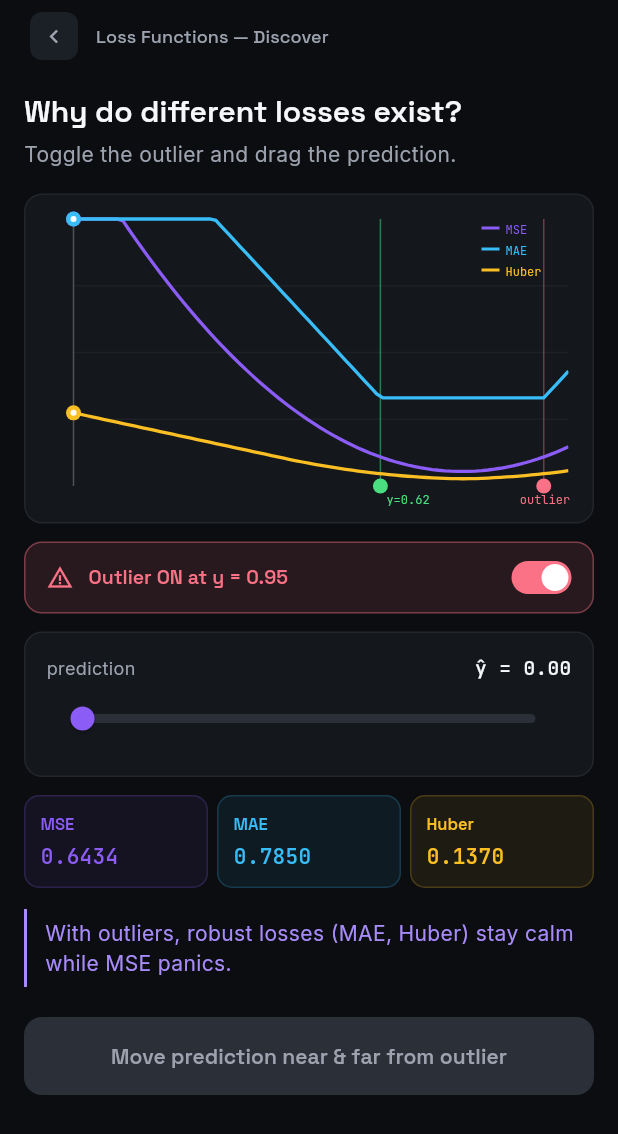
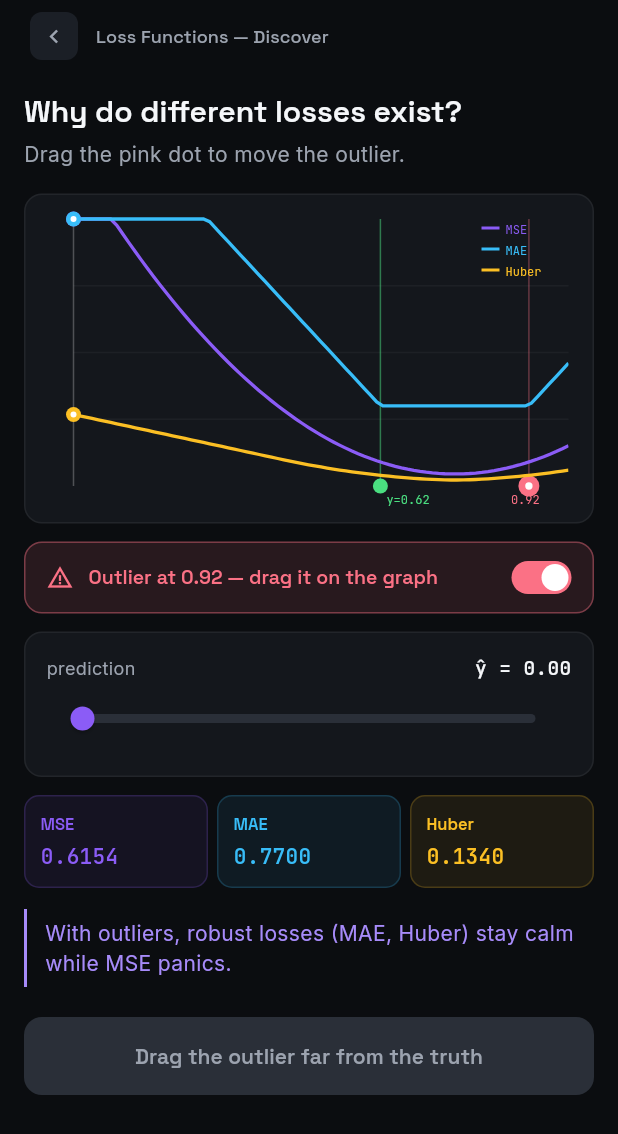
Before and after one commit to fj1205exe/Reze, a Flutter app: the LFDiscoverScreen widget shown alone on an empty page, opened directly with empty values, after a tap on "Tap to add an outlier", on a phone screen of 412 x 824 dp. Shown: the top 1134 px of the screen. Run offline on Flutter 3.47's test engine with Material 3 defaults, Android fonts, the phone set to English and light mode, and no system bars; our stand-ins replace google_fonts, shared_preferences; accounts and stored records are empty.

Commit message:
Add draggable outlier to Loss Functions discover screen
Outlier point is now a draggable dot on the canvas instead of a static
marker. Drag it far from truth to watch MSE explode while MAE stays
calm — the key insight rendered as direct manipulation. MSE card
highlights when disproportionately large. Progressive unlock guides
the user through toggle → drag → predict.

Co-Authored-By: Claude Opus 4.6 <noreply@anthropic.com>

```diff
--- a/lib/screens/lf_discover.dart
+++ b/lib/screens/lf_discover.dart
@@ -2,8 +2,6 @@ import 'package:flutter/material.dart';
 import '../theme.dart';
 import '../widgets.dart';
 import '../utils/loss_fns.dart' as lf;
-
-const _outlierY = 0.95;
 
 class LFDiscoverScreen extends StatefulWidget {
   final String selectedLoss;
@@ -27,12 +25,17 @@ class LFDiscoverScreen extends StatefulWidget {
 
 class _LFDiscoverScreenState extends State<LFDiscoverScreen> {
   bool _outlierOn = false;
-  bool _triedNearOutlier = false;
-  bool _triedFarFromOutlier = false;
+  double _outlierPos = 0.92;
+  bool _isDragging = false;
   bool _toggledOutlier = false;
+  bool _draggedFar = false;
+  int _predMovesWithOutlier = 0;
+
+  static const _padL = 32.0;
+  static const _padR = 16.0;
 
   double _lossFor(String type, double pred) {
-    final targets = _outlierOn ? [lf.truth, _outlierY] : [lf.truth];
+    final targets = _outlierOn ? [lf.truth, _outlierPos] : [lf.truth];
     double total = 0;
     for (final t in targets) {
       if (type == 'mse') {
@@ -54,8 +57,13 @@ class _LFDiscoverScreenState extends State<LFDiscoverScreen> {
       if ((pred - lf.truth).abs() < 0.08) return 'All three losses agree near the truth.';
       return 'Move the prediction — watch how each loss reacts differently to distance.';
     }
+    if (_isDragging) {
+      final dist = (_outlierPos - lf.truth).abs();
+      if (dist > 0.3) return 'MSE is going wild — it squares the outlier distance.';
+      return 'Keep dragging the outlier further from the truth.';
+    }
     if (mseLoss > maeLoss * 2.5) return 'MSE explodes near outliers — it squares the error.';
-    if ((pred - _outlierY).abs() < 0.15) return 'Prediction near the outlier: MSE is dragged up hard.';
+    if ((pred - _outlierPos).abs() < 0.15) return 'Prediction near the outlier: MSE is dragged up hard.';
     return 'With outliers, robust losses (MAE, Huber) stay calm while MSE panics.';
   }
 
@@ -69,15 +77,33 @@ class _LFDiscoverScreenState extends State<LFDiscoverScreen> {
 
   void _handleSlider(double v) {
     widget.onUpdate(v, widget.selectedLoss);
+    if (_outlierOn) {
+      setState(() => _predMovesWithOutlier++);
+    }
+  }
+
+  void _onDragStart(DragStartDetails details, double plotWidth) {
+    if (!_outlierOn) return;
+    final iw = plotWidth - _padL - _padR;
+    final outlierPx = _padL + _outlierPos * iw;
+    if ((details.localPosition.dx - outlierPx).abs() < 28) {
+      setState(() => _isDragging = true);
+    }
+  }
+
+  void _onDragUpdate(DragUpdateDetails details, double plotWidth) {
+    if (!_isDragging) return;
+    final iw = plotWidth - _padL - _padR;
+    final pos = ((details.localPosition.dx - _padL) / iw).clamp(0.02, 0.98);
     setState(() {
-      if (_outlierOn) {
-        if ((v - _outlierY).abs() < 0.15) _triedNearOutlier = true;
-        if ((v - _outlierY).abs() > 0.4) _triedFarFromOutlier = true;
-      }
+      _outlierPos = pos;
+      if ((_outlierPos - lf.truth).abs() > 0.25) _draggedFar = true;
     });
   }
 
-  bool get _unlocked => _toggledOutlier && _triedNearOutlier && _triedFarFromOutlier;
+  void _onDragEnd() {
+    setState(() => _isDragging = false);
+  }
 
   @override
   Widget build(BuildContext context) {
@@ -100,8 +126,12 @@ class _LFDiscoverScreenState extends State<LFDiscoverScreen> {
                   Text('Why do different losses exist?',
                       style: spaceGrotesk(fontSize: 20, fontWeight: FontWeight.w600)),
                   const SizedBox(height: 4),
-                  Text('Toggle the outlier and drag the prediction.',
-                      style: inter(fontSize: 14)),
+                  Text(
+                    _outlierOn
+                        ? 'Drag the pink dot to move the outlier.'
+                        : 'Toggle the outlier and drag it around.',
+                    style: inter(fontSize: 14),
+                  ),
                   const SizedBox(height: 16),
 
                   Container(
@@ -112,23 +142,36 @@ class _LFDiscoverScreenState extends State<LFDiscoverScreen> {
                       borderRadius: S.borderMd,
                       border: Border.all(color: C.border),
                     ),
+                    child: LayoutBuilder(
+                      builder: (context, constraints) {
+                        final plotWidth = constraints.maxWidth;
+                        return GestureDetector(
+                          onHorizontalDragStart: (d) => _onDragStart(d, plotWidth),
+                          onHorizontalDragUpdate: (d) => _onDragUpdate(d, plotWidth),
+                          onHorizontalDragEnd: (_) => _onDragEnd(),
                           child: CustomPaint(
+                            size: Size(plotWidth, 220),
                             painter: _DiscoverPlotPainter(
                               prediction: pred,
                               outlierOn: _outlierOn,
+                              outlierPos: _outlierPos,
+                              isDragging: _isDragging,
                               mseLoss: mseLoss,
                               maeLoss: maeLoss,
                               huberLoss: huberLoss,
                             ),
                           ),
+                        );
+                      },
+                    ),
                   ),
                   const SizedBox(height: 12),
 
-                  // Outlier toggle
                   GestureDetector(
                     onTap: () => setState(() {
                       _outlierOn = !_outlierOn;
                       _toggledOutlier = true;
+                      if (_outlierOn) _outlierPos = 0.92;
                     }),
                     child: Container(
                       width: double.infinity,
@@ -154,7 +197,9 @@ class _LFDiscoverScreenState extends State<LFDiscoverScreen> {
                           const SizedBox(width: 10),
                           Expanded(
                             child: Text(
-                              _outlierOn ? 'Outlier ON at y = $_outlierY' : 'Tap to add an outlier',
+                              _outlierOn
+                                  ? 'Outlier at ${_outlierPos.toStringAsFixed(2)} — drag it on the graph'
+                                  : 'Tap to add an outlier',
                               style: spaceGrotesk(
                                 fontSize: 13,
                                 fontWeight: FontWeight.w600,
@@ -181,9 +226,8 @@ class _LFDiscoverScreenState extends State<LFDiscoverScreen> {
                   ),
                   const SizedBox(height: 12),
 
-                  // Prediction slider
                   Container(
-                    padding: const EdgeInsets.all(14),
+                    padding: S.cardPad,
                     decoration: BoxDecoration(
                       color: C.surface,
                       borderRadius: S.borderMd,
@@ -218,10 +262,10 @@ class _LFDiscoverScreenState extends State<LFDiscoverScreen> {
                   ),
                   const SizedBox(height: 12),
 
-                  // Loss comparison cards
                   Row(
                     children: [
-                      _lossCard('MSE', mseLoss, const Color(0xFF8B5CF6)),
+                      _lossCard('MSE', mseLoss, const Color(0xFF8B5CF6),
+                          highlight: _outlierOn && mseLoss > maeLoss * 2),
                       const SizedBox(width: 6),
                       _lossCard('MAE', maeLoss, const Color(0xFF38BDF8)),
                       const SizedBox(width: 6),
@@ -235,9 +279,15 @@ class _LFDiscoverScreenState extends State<LFDiscoverScreen> {
 
                   if (!_toggledOutlier)
                     PrimaryBtn(label: 'Toggle the outlier first', disabled: true, onPressed: null)
-                  else if (!_unlocked)
+                  else if (!_draggedFar)
                     PrimaryBtn(
-                      label: 'Move prediction near & far from outlier',
+                      label: 'Drag the outlier far from the truth',
+                      disabled: true,
+                      onPressed: null,
+                    )
+                  else if (_predMovesWithOutlier < 3)
+                    PrimaryBtn(
+                      label: 'Now move the prediction slider',
                       disabled: true,
                       onPressed: null,
                     )
@@ -257,14 +307,22 @@ class _LFDiscoverScreenState extends State<LFDiscoverScreen> {
     );
   }
 
-  Widget _lossCard(String label, double value, Color color) {
+  Widget _lossCard(String label, double value, Color color, {bool highlight = false}) {
     return Expanded(
-      child: Container(
+      child: AnimatedContainer(
+        duration: const Duration(milliseconds: 300),
         padding: const EdgeInsets.all(10),
         decoration: BoxDecoration(
-          color: color.withValues(alpha: 0.08),
+          color: highlight
+              ? color.withValues(alpha: 0.18)
+              : color.withValues(alpha: 0.08),
           borderRadius: BorderRadius.circular(10),
-          border: Border.all(color: color.withValues(alpha: 0.2)),
+          border: Border.all(
+            color: highlight
+                ? color.withValues(alpha: 0.5)
+                : color.withValues(alpha: 0.2),
+            width: highlight ? 1.5 : 1,
+          ),
         ),
         child: Column(
           crossAxisAlignment: CrossAxisAlignment.start,
@@ -282,11 +340,15 @@ class _LFDiscoverScreenState extends State<LFDiscoverScreen> {
 class _DiscoverPlotPainter extends CustomPainter {
   final double prediction;
   final bool outlierOn;
+  final double outlierPos;
+  final bool isDragging;
   final double mseLoss, maeLoss, huberLoss;
 
   _DiscoverPlotPainter({
     required this.prediction,
     required this.outlierOn,
+    required this.outlierPos,
+    required this.isDragging,
     required this.mseLoss,
     required this.maeLoss,
     required this.huberLoss,
@@ -303,13 +365,11 @@ class _DiscoverPlotPainter extends CustomPainter {
     double toX(double v) => padL + v * iw;
     double toY(double loss) => padT + ih - (loss.clamp(0, yMax) / yMax) * ih;
 
-    // Grid
     final gridPaint = Paint()..color = C.dim..strokeWidth = 1;
     for (final f in [0.25, 0.5, 0.75]) {
       canvas.drawLine(Offset(padL, padT + ih * f), Offset(padL + iw, padT + ih * f), gridPaint);
     }
 
-    // Truth marker
     final truthX = toX(lf.truth);
     canvas.drawLine(
       Offset(truthX, padT), Offset(truthX, padT + ih),
@@ -318,21 +378,33 @@ class _DiscoverPlotPainter extends CustomPainter {
     canvas.drawCircle(Offset(truthX, toY(0)), 5, Paint()..color = C.green);
     _text(canvas, 'y=${lf.truth}', Offset(truthX + 4, padT + ih + 4), 8, C.green);
 
-    // Outlier marker
     if (outlierOn) {
-      final ox = toX(_outlierY);
+      final ox = toX(outlierPos);
+
       canvas.drawLine(
         Offset(ox, padT), Offset(ox, padT + ih),
-        Paint()..color = C.pink.withValues(alpha: 0.4)..strokeWidth = 1,
+        Paint()
+          ..color = C.pink.withValues(alpha: isDragging ? 0.6 : 0.35)
+          ..strokeWidth = isDragging ? 2 : 1,
       );
-      canvas.drawCircle(Offset(ox, toY(0)), 5, Paint()..color = C.pink);
-      _text(canvas, 'outlier', Offset(ox - 16, padT + ih + 4), 8, C.pink);
+
+      if (isDragging) {
+        canvas.drawCircle(
+          Offset(ox, toY(0)), 18,
+          Paint()..color = C.pink.withValues(alpha: 0.10),
+        );
       }
 
-    // Draw all 3 loss curves
-    final targets = outlierOn ? [lf.truth, _outlierY] : [lf.truth];
-    final types = ['mse', 'mae', 'huber'];
-    final colors = [const Color(0xFF8B5CF6), const Color(0xFF38BDF8), const Color(0xFFFBBF24)];
+      final dotR = isDragging ? 10.0 : 7.0;
+      canvas.drawCircle(Offset(ox, toY(0)), dotR, Paint()..color = C.pink);
+      canvas.drawCircle(Offset(ox, toY(0)), dotR * 0.35, Paint()..color = Colors.white);
+
+      _text(canvas, outlierPos.toStringAsFixed(2), Offset(ox - 12, padT + ih + 4), 8, C.pink);
+    }
+
+    final targets = outlierOn ? [lf.truth, outlierPos] : [lf.truth];
+    const types = ['mse', 'mae', 'huber'];
+    const colors = [Color(0xFF8B5CF6), Color(0xFF38BDF8), Color(0xFFFBBF24)];
 
     canvas.save();
     canvas.clipRect(Rect.fromLTWH(padL, padT - 2, iw, ih + 4));
@@ -366,7 +438,6 @@ class _DiscoverPlotPainter extends CustomPainter {
     }
     canvas.restore();
 
-    // Prediction line + dots
     final predX = toX(prediction);
     canvas.drawLine(
       Offset(predX, padT), Offset(predX, padT + ih),
@@ -379,8 +450,7 @@ class _DiscoverPlotPainter extends CustomPainter {
       canvas.drawCircle(Offset(predX, py), 2, Paint()..color = Colors.white);
     }
 
-    // Legend
-    final labels = ['MSE', 'MAE', 'Huber'];
+    const labels = ['MSE', 'MAE', 'Huber'];
     for (int i = 0; i < 3; i++) {
       final lx = padL + iw - 58.0;
       final ly = padT + 6.0 + i * 14;
@@ -399,5 +469,6 @@ class _DiscoverPlotPainter extends CustomPainter {
 
   @override
   bool shouldRepaint(_DiscoverPlotPainter old) =>
-      prediction != old.prediction || outlierOn != old.outlierOn;
+      prediction != old.prediction || outlierOn != old.outlierOn ||
+      outlierPos != old.outlierPos || isDragging != old.isDragging;
 }
```
Lines whose indentation alone changed are shown as unchanged.
